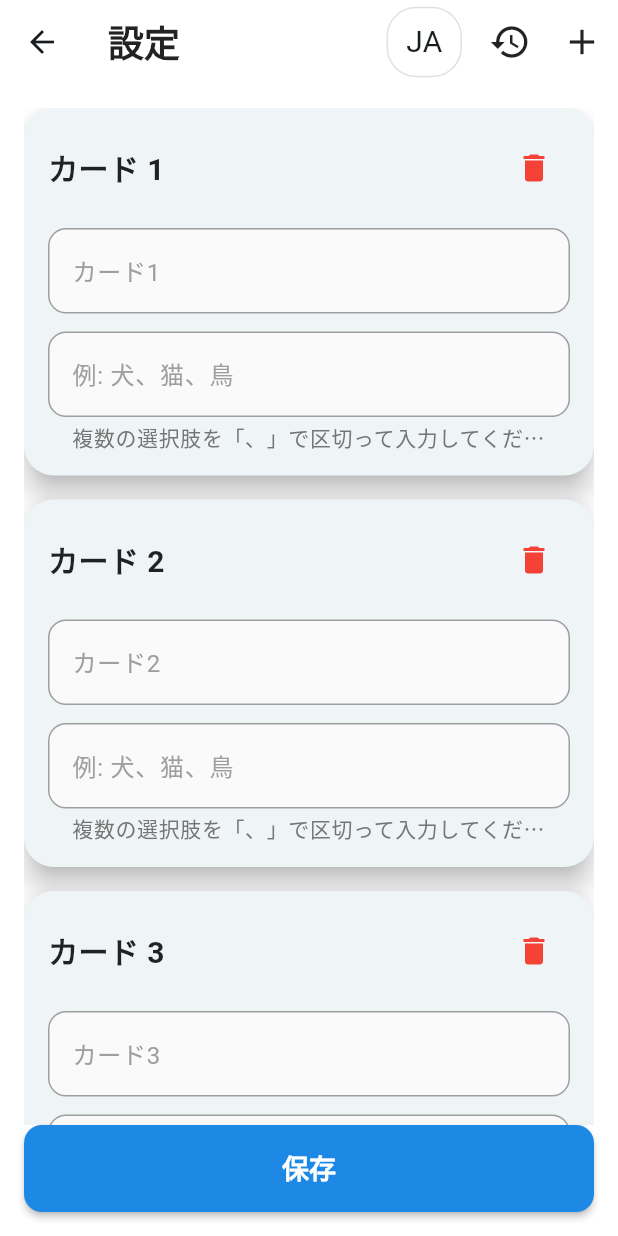
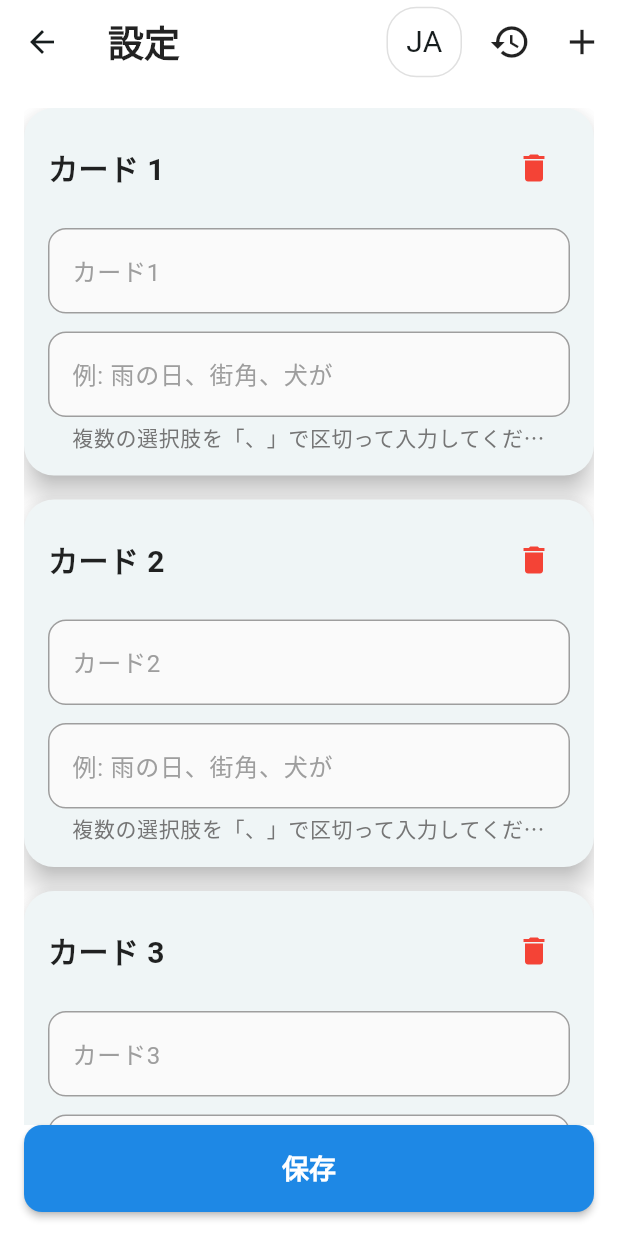
Before and after one commit to FinleyCox/roulette, a Flutter app: the screen it shows after launch, after a tap on the "settings" icon, on a phone screen of 412 x 824 dp. Run offline on Flutter 3.47's test engine with Material 3 defaults, Android fonts, the phone set to English and light mode, and no system bars; our stand-ins replace pull_to_refresh, shared_preferences; missing offline and left inert: scratcher; statements that could not run were skipped.

Commit message:
fix: 選択肢

```diff
--- a/lib/utils/language_utils.dart
+++ b/lib/utils/language_utils.dart
@@ -122,7 +122,7 @@ class LanguageUtils {
         case 'multipleChoices':
           return '複数の選択肢を「、」で区切って入力してください';
         case 'example':
-          return '例: 犬、猫、鳥';
+          return '例: 雨の日、街角、犬が';
         case 'card':
           return 'カード';
         case 'resetToDefaults':
```
